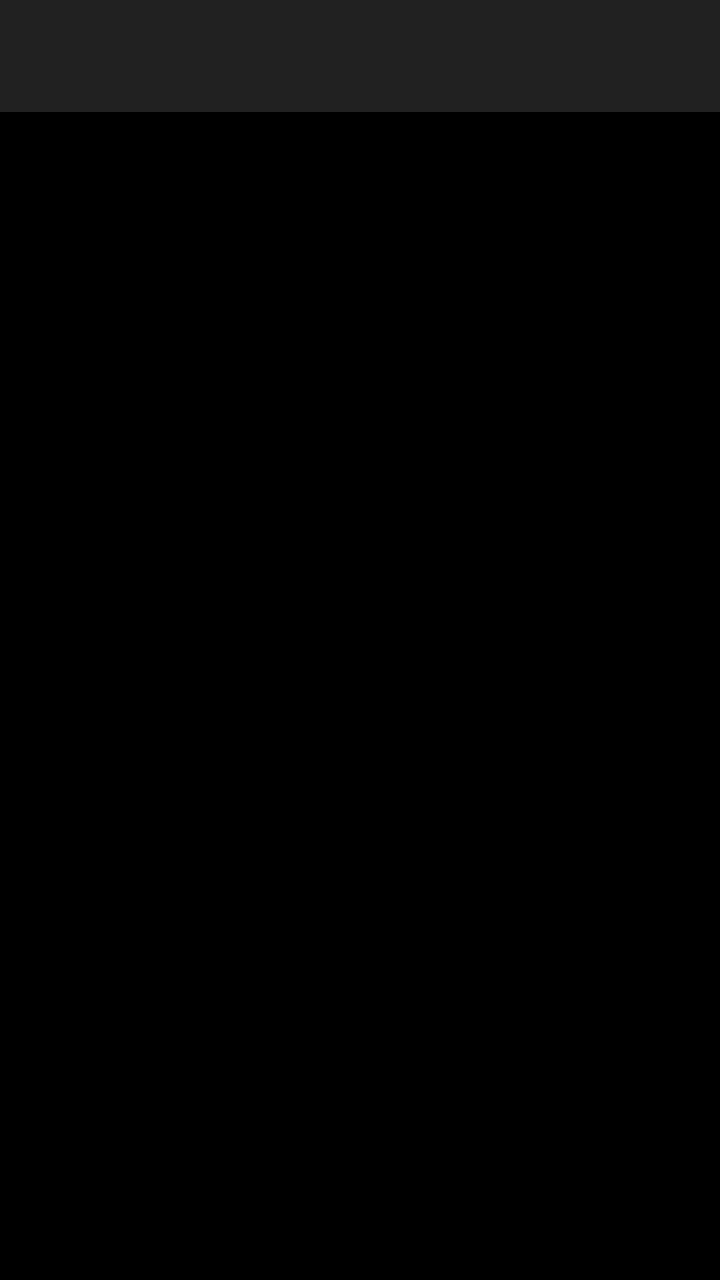
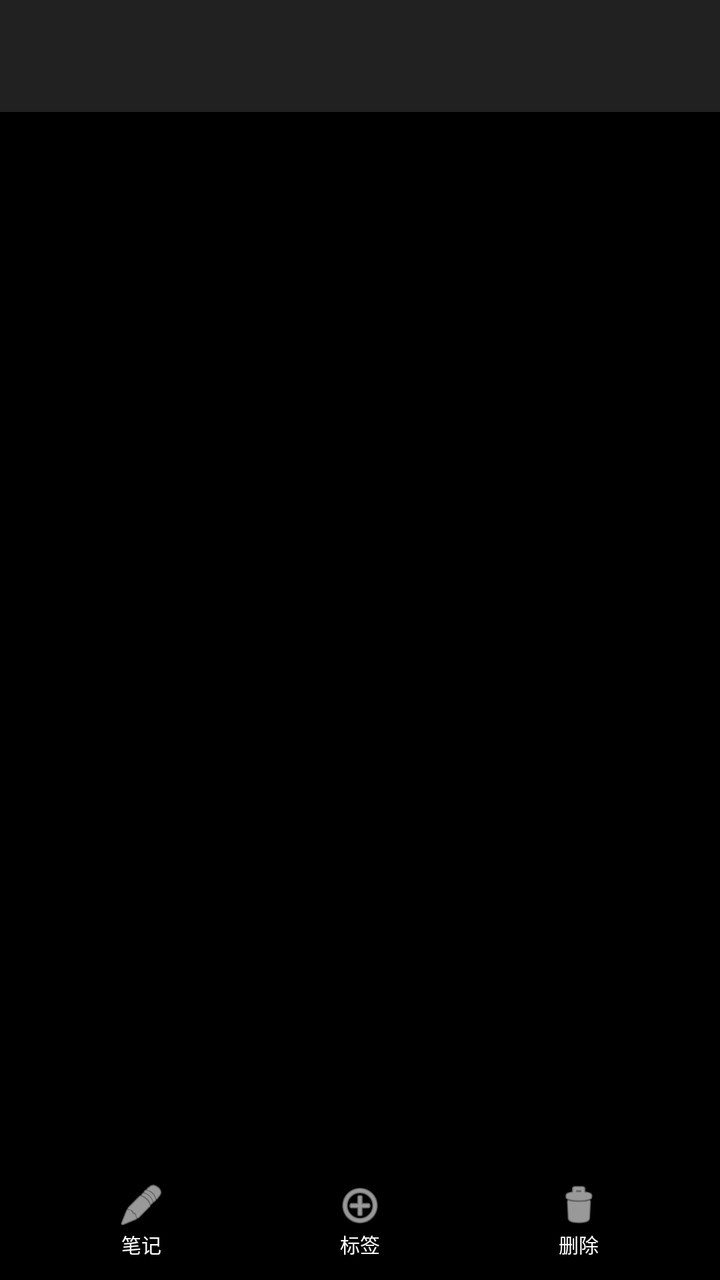

Before-and-after screenshots of an Android layout around one commit, followed by the original layout XML and the change that was made.
<!-- AndroidManifest.xml: activity theme Theme.YouLog.FullScreen -->
<!-- res/layout/activity_image_detail.xml -->
<?xml version="1.0" encoding="utf-8"?>
<androidx.coordinatorlayout.widget.CoordinatorLayout xmlns:android="http://schemas.android.com/apk/res/android"
    xmlns:app="http://schemas.android.com/apk/res-auto"
    android:layout_width="match_parent"
    android:layout_height="match_parent"
    android:background="@android:color/black">

    <com.google.android.material.appbar.AppBarLayout
        android:layout_width="match_parent"
        android:layout_height="wrap_content"
        android:theme="@style/Theme.YouLog.AppBarOverlay"
        app:elevation="0dp">

        <androidx.appcompat.widget.Toolbar
            android:id="@+id/toolbar"
            android:layout_width="match_parent"
            android:layout_height="?attr/actionBarSize"
            android:background="@android:color/transparent"
            app:popupTheme="@style/Theme.YouLog.PopupOverlay" />

    </com.google.android.material.appbar.AppBarLayout>

    <androidx.viewpager2.widget.ViewPager2
        android:id="@+id/viewPager"
        android:layout_width="match_parent"
        android:layout_height="match_parent"
        app:layout_behavior="@string/appbar_scrolling_view_behavior" />

</androidx.coordinatorlayout.widget.CoordinatorLayout>
<!-- resources referenced by this layout -->
<resources>
  <style name="Theme.YouLog.AppBarOverlay" parent="ThemeOverlay.AppCompat.Dark.ActionBar" />
  <style name="Theme.YouLog.PopupOverlay" parent="ThemeOverlay.AppCompat.Light" />
  <style name="Theme.YouLog.FullScreen" parent="Theme.YouLog">
          <item name="android:windowFullscreen">true</item>
          <item name="android:windowNoTitle">true</item>
          <item name="android:windowActionBar">false</item>
      </style>
  <style name="Theme.YouLog" parent="Theme.MaterialComponents.DayNight.NoActionBar">
          
          <item name="colorPrimary">@color/purple_500</item>
          <item name="colorPrimaryVariant">@color/purple_700</item>
          <item name="colorOnPrimary">@color/white</item>
          
          <item name="colorSecondary">@color/teal_200</item>
          <item name="colorSecondaryVariant">@color/teal_700</item>
          <item name="colorOnSecondary">@color/black</item>
          
          <item name="android:statusBarColor" tools:targetApi="l">?attr/colorPrimaryVariant</item>
          
      </style>
  <color name="purple_500">#212121</color>
  <color name="purple_700">#000000</color>
  <color name="white">#FFFFFFFF</color>
  <color name="teal_200">#BDBDBD</color>
  <color name="teal_700">#616161</color>
  <color name="black">#FF000000</color>
</resources>

<!-- the commit's change to res/layout/activity_image_detail.xml (unified diff, before → after) -->
@@ -24,6 +24,83 @@
         android:id="@+id/viewPager"
         android:layout_width="match_parent"
         android:layout_height="match_parent"
+        android:layout_marginBottom="60dp"
         app:layout_behavior="@string/appbar_scrolling_view_behavior" />
 
+    
+    <LinearLayout
+        android:id="@+id/bottomBar"
+        android:layout_width="match_parent"
+        android:layout_height="60dp"
+        android:layout_gravity="bottom"
+        android:background="#DD000000"
+        android:orientation="horizontal"
+        android:gravity="center_vertical"
+        android:paddingHorizontal="16dp">
+
+        <LinearLayout
+            android:id="@+id/btnNote"
+            android:layout_width="0dp"
+            android:layout_height="match_parent"
+            android:layout_weight="1"
+            android:orientation="vertical"
+            android:gravity="center"
+            android:background="?attr/selectableItemBackground">
+            <ImageView
+                android:layout_width="24dp"
+                android:layout_height="24dp"
+                android:src="@android:drawable/ic_menu_edit"
+                app:tint="@android:color/white" />
+            <TextView
+                android:layout_width="wrap_content"
+                android:layout_height="wrap_content"
+                android:text="@string/notes"
+                android:textColor="@android:color/white"
+                android:textSize="10sp" />
+        </LinearLayout>
+
+        <LinearLayout
+            android:id="@+id/btnTag"
+            android:layout_width="0dp"
+            android:layout_height="match_parent"
+            android:layout_weight="1"
+            android:orientation="vertical"
+            android:gravity="center"
+            android:background="?attr/selectableItemBackground">
+            <ImageView
+                android:layout_width="24dp"
+                android:layout_height="24dp"
+                android:src="@android:drawable/ic_menu_add"
+                app:tint="@android:color/white" />
+            <TextView
+                android:layout_width="wrap_content"
+                android:layout_height="wrap_content"
+                android:text="@string/tags"
+                android:textColor="@android:color/white"
+                android:textSize="10sp" />
+        </LinearLayout>
+
+        <LinearLayout
+            android:id="@+id/btnDelete"
+            android:layout_width="0dp"
+            android:layout_height="match_parent"
+            android:layout_weight="1"
+            android:orientation="vertical"
+            android:gravity="center"
+            android:background="?attr/selectableItemBackground">
+            <ImageView
+                android:layout_width="24dp"
+                android:layout_height="24dp"
+                android:src="@android:drawable/ic_menu_delete"
+                app:tint="@android:color/white" />
+            <TextView
+                android:layout_width="wrap_content"
+                android:layout_height="wrap_content"
+                android:text="@string/delete"
+                android:textColor="@android:color/white"
+                android:textSize="10sp" />
+        </LinearLayout>
+
+    </LinearLayout>
+
 </androidx.coordinatorlayout.widget.CoordinatorLayout>
<!-- resource entries referenced after the edit -->
@@ -1,5 +1,8 @@
 <!-- resources referenced by this layout -->
 <resources>
+  <string name="delete">删除</string>
+  <string name="notes">笔记</string>
+  <string name="tags">标签</string>
   <style name="Theme.YouLog.AppBarOverlay" parent="ThemeOverlay.AppCompat.Dark.ActionBar" />
   <style name="Theme.YouLog.PopupOverlay" parent="ThemeOverlay.AppCompat.Light" />
   <style name="Theme.YouLog.FullScreen" parent="Theme.YouLog">
